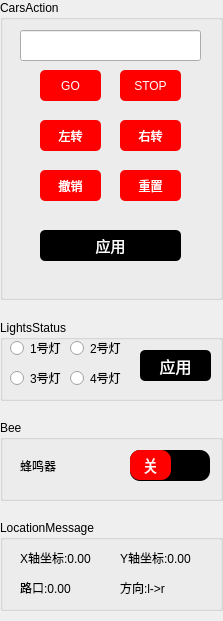
CSU-Bug-Killer/CarDemo2, file carcontrollboard.ui: the form before one commit.
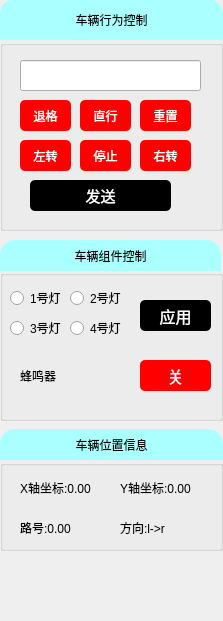
The form after the commit.

```diff
--- a/carcontrollboard.ui
+++ b/carcontrollboard.ui
@@ -29,23 +29,23 @@
    <property name="geometry">
     <rect>
      <x>0</x>
-     <y>0</y>
+     <y>40</y>
      <width>223</width>
-     <height>300</height>
+     <height>191</height>
     </rect>
    </property>
    <property name="styleSheet">
     <string notr="true"/>
    </property>
    <property name="title">
-    <string>CarsAction</string>
+    <string/>
    </property>
    <widget class="QPushButton" name="pushButton">
     <property name="geometry">
      <rect>
-      <x>40</x>
-      <y>70</y>
-      <width>61</width>
+      <x>80</x>
+      <y>60</y>
+      <width>51</width>
       <height>31</height>
      </rect>
     </property>
@@ -57,14 +57,14 @@
 border:solid 2px black;</string>
     </property>
     <property name="text">
-     <string>GO</string>
+     <string>直行</string>
     </property>
    </widget>
    <widget class="QLineEdit" name="lineEdit">
     <property name="geometry">
      <rect>
       <x>20</x>
-      <y>30</y>
+      <y>20</y>
       <width>181</width>
       <height>31</height>
      </rect>
@@ -76,9 +76,9 @@
    <widget class="QPushButton" name="pushButton_2">
     <property name="geometry">
      <rect>
-      <x>120</x>
-      <y>70</y>
-      <width>61</width>
+      <x>80</x>
+      <y>100</y>
+      <width>51</width>
       <height>31</height>
      </rect>
     </property>
@@ -89,15 +89,15 @@
 border-radius:5px;</string>
     </property>
     <property name="text">
-     <string>STOP</string>
+     <string>停止</string>
     </property>
    </widget>
    <widget class="QPushButton" name="pushButton_3">
     <property name="geometry">
      <rect>
-      <x>40</x>
-      <y>120</y>
-      <width>61</width>
+      <x>20</x>
+      <y>100</y>
+      <width>51</width>
       <height>31</height>
      </rect>
     </property>
@@ -115,9 +115,9 @@
    <widget class="QPushButton" name="pushButton_4">
     <property name="geometry">
      <rect>
-      <x>120</x>
-      <y>120</y>
-      <width>61</width>
+      <x>140</x>
+      <y>100</y>
+      <width>51</width>
       <height>31</height>
      </rect>
     </property>
@@ -134,9 +134,9 @@
    <widget class="QPushButton" name="pushButton_5">
     <property name="geometry">
      <rect>
-      <x>40</x>
-      <y>170</y>
-      <width>61</width>
+      <x>20</x>
+      <y>60</y>
+      <width>51</width>
       <height>31</height>
      </rect>
     </property>
@@ -148,15 +148,15 @@
 border:solid 2px black;</string>
     </property>
     <property name="text">
-     <string>撤销</string>
+     <string>退格</string>
     </property>
    </widget>
    <widget class="QPushButton" name="pushButton_6">
     <property name="geometry">
      <rect>
-      <x>120</x>
-      <y>170</y>
-      <width>61</width>
+      <x>140</x>
+      <y>60</y>
+      <width>51</width>
       <height>31</height>
      </rect>
     </property>
@@ -173,8 +173,8 @@
    <widget class="QPushButton" name="pushButton_7">
     <property name="geometry">
      <rect>
-      <x>40</x>
-      <y>230</y>
+      <x>30</x>
+      <y>140</y>
       <width>141</width>
       <height>31</height>
      </rect>
@@ -191,7 +191,7 @@
 border-radius:5px;</string>
     </property>
     <property name="text">
-     <string>应用</string>
+     <string>发送</string>
     </property>
    </widget>
   </widget>
@@ -199,16 +199,16 @@
    <property name="geometry">
     <rect>
      <x>0</x>
-     <y>320</y>
+     <y>270</y>
      <width>223</width>
-     <height>81</height>
+     <height>151</height>
     </rect>
    </property>
    <property name="styleSheet">
     <string notr="true"/>
    </property>
    <property name="title">
-    <string>LightsStatus</string>
+    <string/>
    </property>
    <widget class="QPushButton" name="pushButton_14">
     <property name="geometry">
@@ -304,122 +304,64 @@
      <string>4号灯</string>
     </property>
    </widget>
-  </widget>
-  <widget class="QGroupBox" name="beeGbx">
-   <property name="geometry">
-    <rect>
-     <x>0</x>
-     <y>420</y>
-     <width>223</width>
-     <height>81</height>
-    </rect>
-   </property>
-   <property name="styleSheet">
-    <string notr="true"/>
-   </property>
-   <property name="title">
-    <string>Bee</string>
-   </property>
-   <widget class="QPushButton" name="pushButton_16">
+   <widget class="QPushButton" name="beeSwitchBtn">
     <property name="geometry">
      <rect>
-      <x>40</x>
-      <y>230</y>
-      <width>141</width>
+      <x>140</x>
+      <y>90</y>
+      <width>71</width>
       <height>31</height>
      </rect>
     </property>
+    <property name="font">
+     <font>
+      <family>微软雅黑</family>
+      <pointsize>12</pointsize>
+     </font>
+    </property>
     <property name="styleSheet">
-     <string notr="true">color: rgb(255, 255, 255);
-background-color: rgb(0, 0, 0);
+     <string notr="true">background-color: rgb(255, 0, 0);
+color:white;
 border-radius:5px;</string>
     </property>
     <property name="text">
-     <string>Apply</string>
+     <string>关</string>
+    </property>
+    <property name="checkable">
+     <bool>false</bool>
     </property>
    </widget>
    <widget class="QLabel" name="label">
     <property name="geometry">
      <rect>
       <x>20</x>
-      <y>40</y>
-      <width>54</width>
-      <height>12</height>
+      <y>90</y>
+      <width>61</width>
+      <height>31</height>
      </rect>
     </property>
     <property name="text">
      <string>蜂鸣器</string>
     </property>
    </widget>
-   <widget class="QGroupBox" name="switchGbx">
-    <property name="geometry">
-     <rect>
-      <x>130</x>
-      <y>30</y>
-      <width>80</width>
-      <height>31</height>
-     </rect>
-    </property>
-    <property name="layoutDirection">
-     <enum>Qt::RightToLeft</enum>
-    </property>
-    <property name="styleSheet">
-     <string notr="true">background-color: black;
-color:white;
-border-radius:10px;</string>
-    </property>
-    <property name="title">
-     <string/>
-    </property>
-    <property name="alignment">
-     <set>Qt::AlignCenter</set>
-    </property>
-    <widget class="QPushButton" name="pushButton_10">
-     <property name="geometry">
-      <rect>
-       <x>0</x>
-       <y>0</y>
-       <width>41</width>
-       <height>30</height>
-      </rect>
-     </property>
-     <property name="font">
-      <font>
-       <family>微软雅黑</family>
-       <pointsize>12</pointsize>
-      </font>
-     </property>
-     <property name="layoutDirection">
-      <enum>Qt::LeftToRight</enum>
-     </property>
-     <property name="styleSheet">
-      <string notr="true">color: white;
-background-color: rgb(255, 0, 0);
-border-radius:10px;</string>
-     </property>
-     <property name="text">
-      <string>关</string>
-     </property>
-    </widget>
-   </widget>
   </widget>
   <widget class="QGroupBox" name="locationMsgGbx">
    <property name="geometry">
     <rect>
      <x>0</x>
-     <y>520</y>
+     <y>460</y>
      <width>223</width>
      <height>91</height>
     </rect>
    </property>
    <property name="title">
-    <string>LocationMessage</string>
+    <string/>
    </property>
    <widget class="QLabel" name="label_2">
     <property name="geometry">
      <rect>
       <x>20</x>
-      <y>30</y>
+      <y>20</y>
       <width>81</width>
       <height>16</height>
      </rect>
@@ -432,7 +374,7 @@
     <property name="geometry">
      <rect>
       <x>120</x>
-      <y>30</y>
+      <y>20</y>
       <width>81</width>
       <height>16</height>
      </rect>
@@ -451,7 +393,7 @@
      </rect>
     </property>
     <property name="text">
-     <string>路口:0.00</string>
+     <string>路号:0.00</string>
     </property>
    </widget>
    <widget class="QLabel" name="label_5">
@@ -468,6 +410,69 @@
     </property>
    </widget>
   </widget>
+  <widget class="QLabel" name="actionLbl">
+   <property name="geometry">
+    <rect>
+     <x>0</x>
+     <y>-1</y>
+     <width>223</width>
+     <height>41</height>
+    </rect>
+   </property>
+   <property name="styleSheet">
+    <string notr="true">background-color: rgb(170, 255, 255);
+border-top-left-radius:15px;
+border-top-right-radius:15px;</string>
+   </property>
+   <property name="text">
+    <string>车辆行为控制</string>
+   </property>
+   <property name="alignment">
+    <set>Qt::AlignCenter</set>
+   </property>
+  </widget>
+  <widget class="QLabel" name="componentLbl">
+   <property name="geometry">
+    <rect>
+     <x>0</x>
+     <y>240</y>
+     <width>221</width>
+     <height>31</height>
+    </rect>
+   </property>
+   <property name="styleSheet">
+    <string notr="true">background-color: rgb(170, 255, 255);
+border-top-left-radius:15px;
+border-top-right-radius:15px;</string>
+   </property>
+   <property name="text">
+    <string>车辆组件控制</string>
+   </property>
+   <property name="alignment">
+    <set>Qt::AlignCenter</set>
+   </property>
+  </widget>
+  <widget class="QLabel" name="locationLbl">
+   <property name="geometry">
+    <rect>
+     <x>0</x>
+     <y>429</y>
+     <width>223</width>
+     <height>31</height>
+    </rect>
+   </property>
+   <property name="styleSheet">
+    <string notr="true">background-color: rgb(170, 255, 255);
+border-top-left-radius:15px;
+border-top-right-radius:15px;</string>
+   </property>
+   <property name="text">
+    <string>车辆位置信息</string>
+   </property>
+   <property name="alignment">
+    <set>Qt::AlignCenter</set>
+   </property>
+  </widget>
  </widget>
  <resources/>
  <connections/>
```
Left out of the diff: 22 changed lines with no effect on the pictures.
